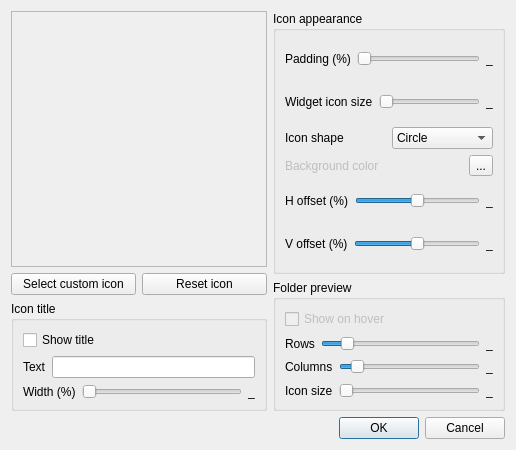
First picture: the form in iconsettings.ui, repository FrankMamuda/iconboard, before the edit.
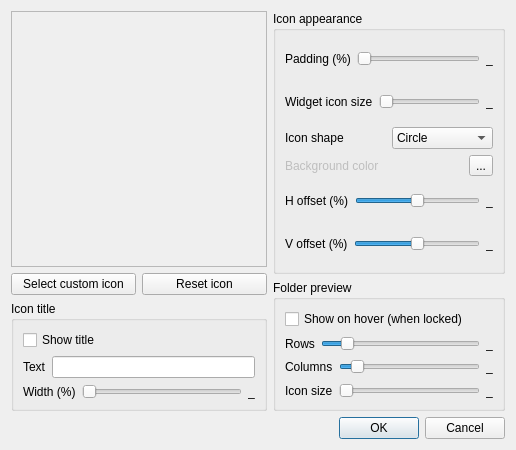
Second picture: the form after the edit. Custom widgets are drawn as their Qt base class.

Commit message: Icon widget locking and hover previews

The edit to the form file:
```diff
--- a/iconsettings.ui
+++ b/iconsettings.ui
@@ -428,11 +428,8 @@
        <layout class="QVBoxLayout" name="verticalLayout_3">
         <item>
          <widget class="QCheckBox" name="hoverCheckBox">
-          <property name="enabled">
-           <bool>false</bool>
-          </property>
           <property name="text">
-           <string>Show on hover</string>
+           <string>Show on hover (when locked)</string>
           </property>
          </widget>
         </item>
```
The commit also changes 5 other files.
